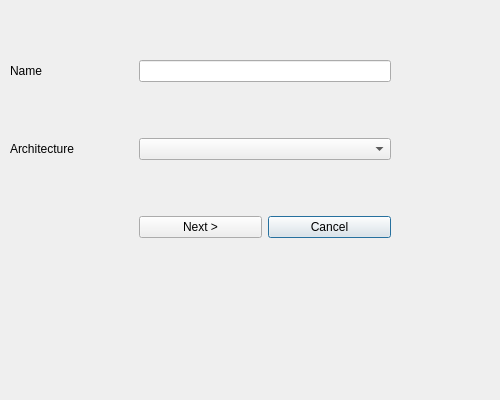
Qt form ui/NewVM2.ui (wjqsec/EmuGUI) before a commit.
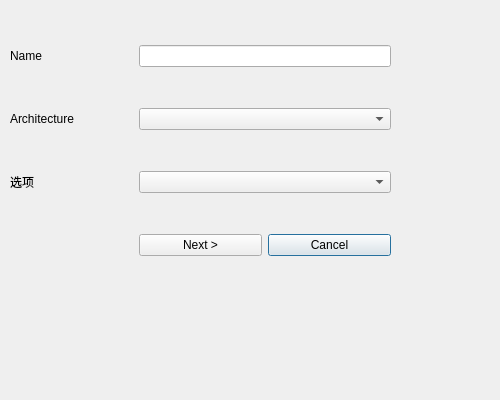
The same form after that commit.

Commit message: 添加下拉框

What changed in the file:
```diff
--- a/ui/NewVM2.ui
+++ b/ui/NewVM2.ui
@@ -64,6 +64,13 @@
         </property>
        </widget>
       </item>
+      <item row="2" column="0">
+       <widget class="QLabel" name="lbl_test_dropdown_box">
+        <property name="text">
+         <string>选项</string>
+        </property>
+       </widget>
+      </item>
       <item row="0" column="0">
        <widget class="QLabel" name="lbl_vmname">
         <property name="text">
@@ -71,20 +78,42 @@
         </property>
        </widget>
       </item>
-      <item row="2" column="2">
+      <item row="3" column="2">
        <widget class="QPushButton" name="btn_cancel1">
         <property name="text">
          <string>Cancel</string>
         </property>
        </widget>
       </item>
-      <item row="2" column="1">
+      <item row="3" column="1">
        <widget class="QPushButton" name="btn_next1">
         <property name="text">
          <string>Next &gt;</string>
         </property>
        </widget>
       </item>
+      <item row="2" column="1" colspan="2">
+       <widget class="QComboBox" name="cb_dropdown_box">
+        <property name="placeholderText">
+         <string>Please choose an option</string>
+        </property>
+        <item>
+         <property name="text">
+          <string>选项1</string>
+         </property>
+        </item>
+        <item>
+         <property name="text">
+          <string>选项2</string>
+         </property>
+        </item>
+        <item>
+         <property name="text">
+          <string>选项3</string>
+         </property>
+        </item>
+       </widget>
+      </item>
       <item row="1" column="1" colspan="2">
        <widget class="QComboBox" name="cb_arch">
         <property name="placeholderText">
```
